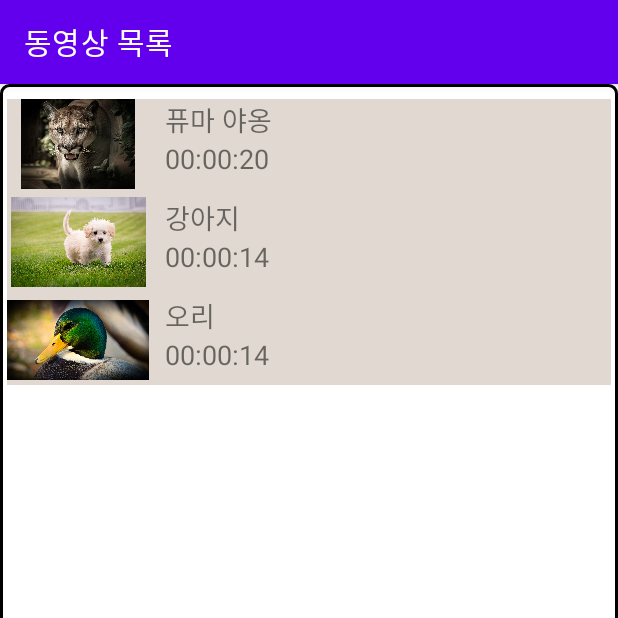
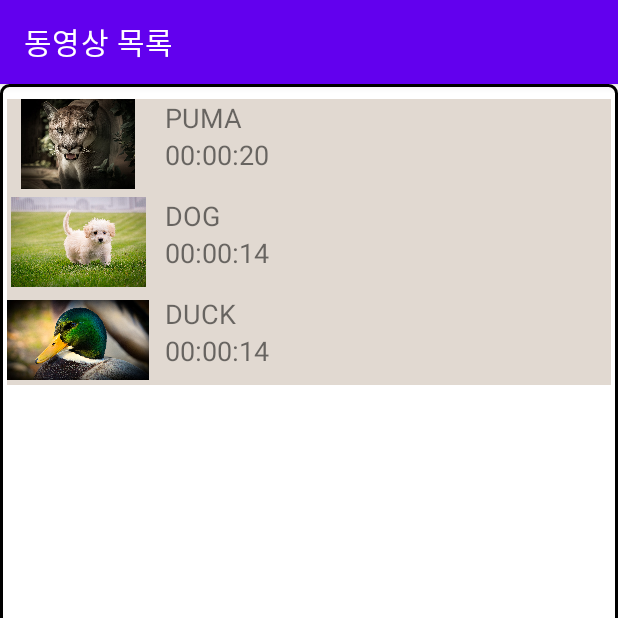
Before and after one commit to kimgukmin-99/Video_Project, an Android app: the screen it shows after launch (MainActivity), on a phone screen of 412 x 824 dp, the top half of it. Run offline under Robolectric (Android 15) with nearby library versions, the phone set to English and light mode, and no system bars.

Commit message:
모프 과제 완료 진짜로

```diff
--- a/app/src/main/java/com/example/video_project/MainActivity.java
+++ b/app/src/main/java/com/example/video_project/MainActivity.java
@@ -13,21 +13,27 @@ public class MainActivity extends AppCompatActivity {
         super.onCreate(savedInstanceState);
         setContentView(R.layout.activity_main);
         setTitle("동영상 목록");
+
     }
 
     public void showVideo(View view){
         int id = view.getId();
         String tag;
 
+
+
         switch (id){
             case R.id.video1:
                 tag = "1";
+
                 break;
             case R.id.video2:
                 tag = "2";
+
                 break;
             case R.id.video3:
                 tag = "3";
+
                 break;
             default:
                 tag = "0";
--- a/app/src/main/java/com/example/video_project/PlayVideo.java
+++ b/app/src/main/java/com/example/video_project/PlayVideo.java
@@ -21,26 +21,32 @@ public class PlayVideo extends AppCompatActivity {
         setTitle("동영상 재생");
 
         TextView title = (TextView) findViewById(R.id.title);
+
         VideoView videoView = (VideoView) findViewById(R.id.videoview);
 
         Intent it = getIntent();
 
         String tag = it.getStringExtra("data");
+        String videoTitle = "";
 
         switch (tag) {
             case "1":
                 uri = Uri.parse("android.resource://" + getPackageName() + "/raw/animal");
+                videoTitle = "Puma";
                 break;
             case "2":
                 uri = Uri.parse("android.resource://" + getPackageName() + "/raw/dog");
+                videoTitle = "Dog";
                 break;
 
             case "3":
                 uri = Uri.parse("android.resource://" + getPackageName() + "/raw/duck");
+                videoTitle = "Duck";
                 break;
             default:
                 break;
         }
+        title.setText(videoTitle);
         videoView.setVideoURI(uri);
         videoView.start();
 
--- a/app/src/main/res/layout/activity_main.xml
+++ b/app/src/main/res/layout/activity_main.xml
@@ -37,10 +37,11 @@
                 android:orientation="vertical"
                 android:paddingLeft="5dp">
                 <TextView
+
                     android:layout_width="match_parent"
                     android:layout_height="0dp"
                     android:layout_weight="1"
-                    android:text="퓨마 야옹"
+                    android:text="@string/title1"
                     android:textSize="18sp"
                     />
 
@@ -81,10 +82,11 @@
                 android:orientation="vertical"
                 android:paddingLeft="5dp">
                 <TextView
+
                     android:layout_width="match_parent"
                     android:layout_height="0dp"
                     android:layout_weight="1"
-                    android:text="강아지"
+                    android:text="@string/title2"
                     android:textSize="18sp"
                     />
 
@@ -126,10 +128,11 @@
                     android:orientation="vertical"
                     android:paddingLeft="5dp">
                 <TextView
+
                     android:layout_width="match_parent"
                     android:layout_height="0dp"
                     android:layout_weight="1"
-                    android:text="오리"
+                    android:text="@string/title3"
                     android:textSize="18sp"
                     />
 
--- a/app/src/main/res/layout/video_play.xml
+++ b/app/src/main/res/layout/video_play.xml
@@ -16,7 +16,8 @@
     android:layout_height="wrap_content"
     android:textSize="20sp"
     android:textColor="#000000"
-    android:background="#3061380B"/>
+    android:background="#3061380B"
+    android:gravity="center"/>
 
 
 <VideoView
--- a/app/src/main/res/values/strings.xml
+++ b/app/src/main/res/values/strings.xml
@@ -1,3 +1,6 @@
 <resources>
     <string name="app_name">Video_Project</string>
+    <string name="title1">PUMA</string>
+    <string name = "title2">DOG</string>
+    <string name = "title3">DUCK</string>
 </resources>
```
